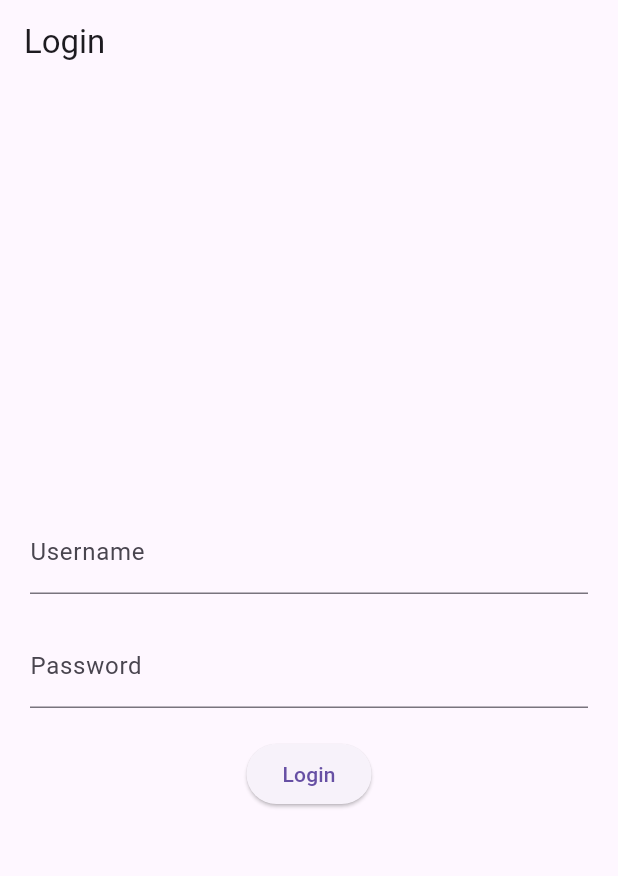
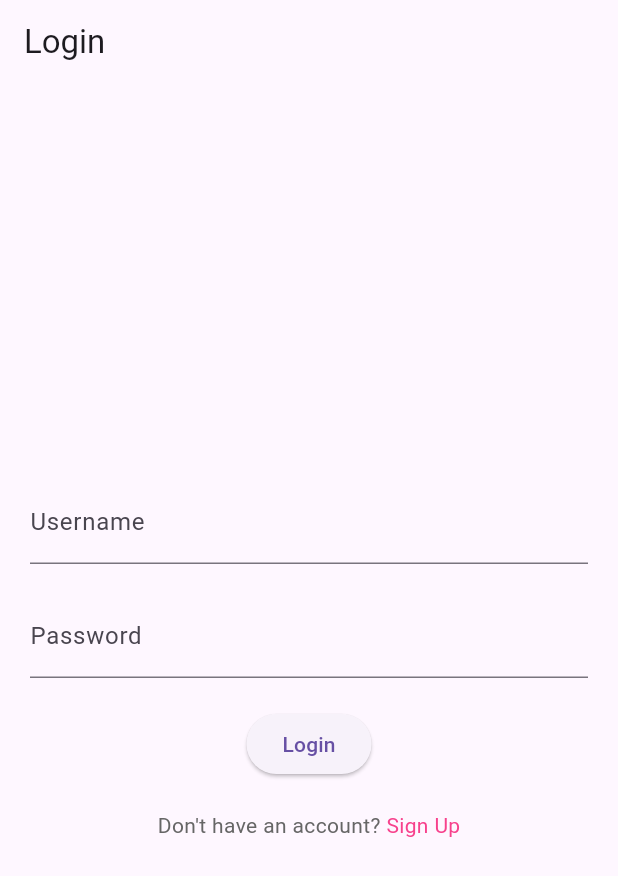
Before and after one commit to WaddenSeaSolutions/smart_cafeteria_app, a Flutter app: the screen it shows after launch, on a phone screen of 412 x 824 dp. Shown: the top 876 px of the screen. Run offline on Flutter 3.47's test engine with Material 3 defaults, Android fonts, the phone set to English and light mode, and no system bars.

Commit message:
Small animation and start for sign up page

```diff
--- /dev/null
+++ b/lib/animation/scale_route.dart
@@ -0,0 +1,34 @@
+
+import 'package:flutter/material.dart';
+
+class ScaleRoute extends PageRouteBuilder {
+  final Widget page;
+
+  ScaleRoute({required this.page})
+      : super(
+    pageBuilder: (
+        BuildContext context,
+        Animation<double> animation,
+        Animation<double> secondaryAnimation,
+        ) =>
+    page,
+    transitionsBuilder: (
+        BuildContext context,
+        Animation<double> animation,
+        Animation<double> secondaryAnimation,
+        Widget child,
+        ) =>
+        ScaleTransition(
+          scale: Tween<double>(
+            begin: 0.0,
+            end: 1.0,
+          ).animate(
+            CurvedAnimation(
+              parent: animation,
+              curve: Curves.fastOutSlowIn,
+            ),
+          ),
+          child: child,
+        ),
+  );
+}
--- a/lib/pages/login_page.dart
+++ b/lib/pages/login_page.dart
@@ -1,4 +1,7 @@
 import 'package:flutter/material.dart';
+import 'package:smart_cafeteria_app/pages/sign_up_page.dart';
+
+import '../animation/scale_route.dart';
 
 class LoginPage extends StatelessWidget {
   @override
@@ -14,7 +17,6 @@ class LoginPage extends StatelessWidget {
     );
   }
 }
-
 class LoginForm extends StatefulWidget {
   @override
   _LoginFormState createState() => _LoginFormState();
@@ -26,7 +28,8 @@ class _LoginFormState extends State<LoginForm> {
 
   @override
   Widget build(BuildContext context) {
-    return Column(
+    return Center( // Wrap with Center widget
+      child: Column(
         mainAxisAlignment: MainAxisAlignment.center,
         crossAxisAlignment: CrossAxisAlignment.center,
         children: <Widget>[
@@ -65,7 +68,33 @@ class _LoginFormState extends State<LoginForm> {
             },
             child: Text('Login'),
           ),
+          SizedBox(height: 20.0), // Added space for better readability
+          Row(
+            mainAxisAlignment: MainAxisAlignment.center, // Align the Row to the center
+            children: <Widget>[
+              Text(
+                "Don't have an account? ",
+                style: TextStyle(
+                  color: Color(0xFF666666),
+                  fontStyle: FontStyle.normal,
+                ),
+              ),
+              InkWell(
+                onTap: () => {
+                  Navigator.push(context, ScaleRoute(page: SignUpScreen()))
+                },
+                child: Text(
+                  "Sign Up",
+                  style: TextStyle(
+                    color: Color(0xFFf7418c),
+                    fontStyle: FontStyle.normal,
+                  ),
+                ),
+              ),
             ],
+          ),
+        ],
+      ),
     );
   }
 
--- /dev/null
+++ b/lib/pages/sign_up_page.dart
@@ -0,0 +1,15 @@
+import 'package:flutter/material.dart';
+
+class SignUpScreen extends StatelessWidget {
+  @override
+  Widget build(BuildContext context) {
+    return Scaffold(
+      appBar: AppBar(
+        title: Text('Sign Up'),
+      ),
+      body: Center(
+        child: Text('Welcome to the Sign up Screen!'),
+      ),
+    );
+  }
+}
```
Lines whose indentation alone changed are shown as unchanged.
